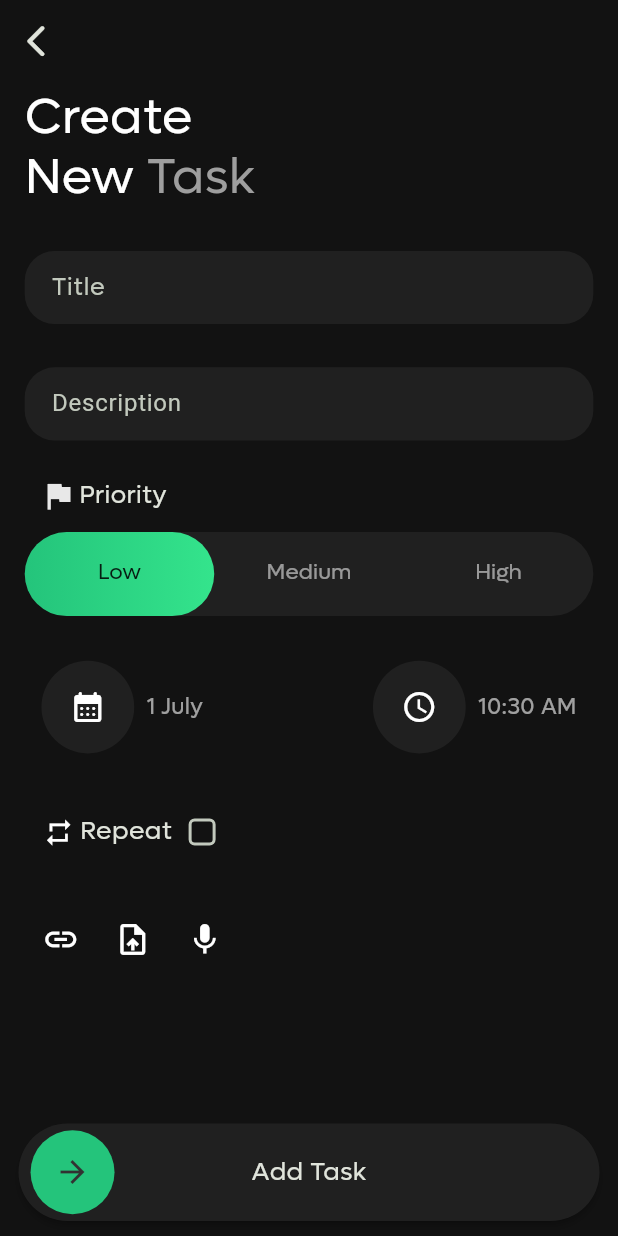
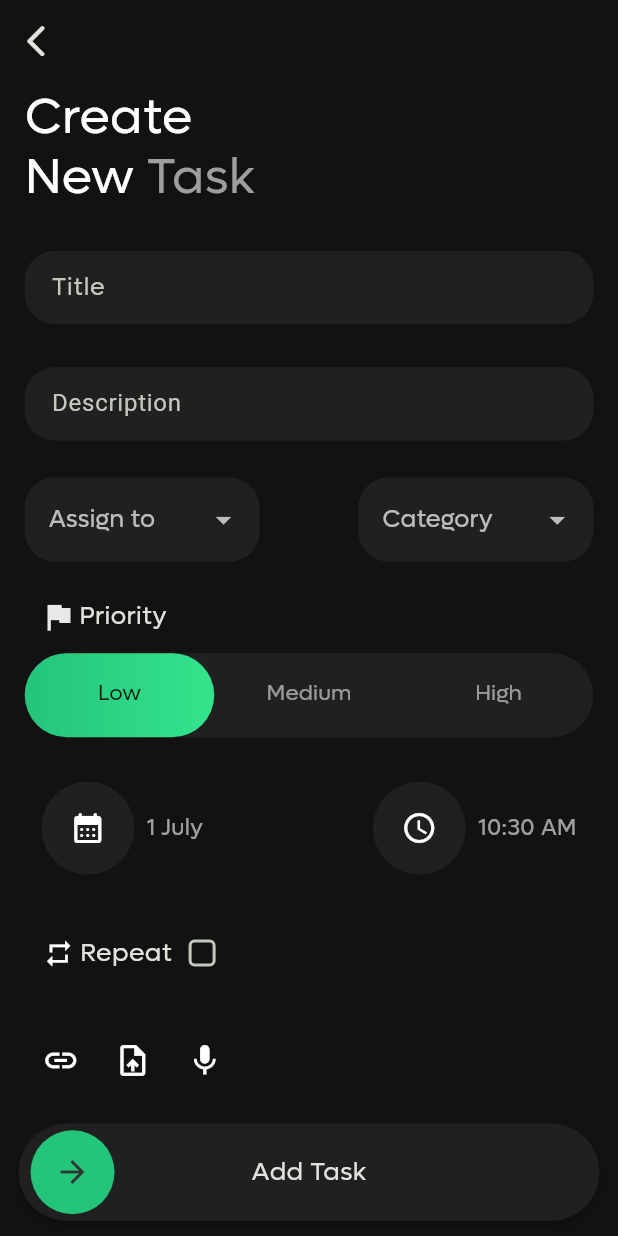
Before and after one commit to ZaynMeledath/turningpoint_tms, a Flutter app: the AssignTaskScreen screen opened directly, on a phone screen of 412 x 824 dp. Run offline on Flutter 3.47's test engine with Material 3 defaults, Android fonts, the phone set to English and light mode, and no system bars; drawn by our look-alikes of slide_to_act; our stand-ins replace gap, get, google_fonts.

Commit message:
assign to drop down structure added

```diff
--- a/lib/view/task_management/assign_task/assign_task_screen.dart
+++ b/lib/view/task_management/assign_task/assign_task_screen.dart
@@ -11,6 +11,7 @@ import 'package:turning_point_tasks_app/utils/widgets/my_app_bar.dart';
 
 part 'segments/title_text_field.dart';
 part 'segments/description_text_field.dart';
+part 'segments/assign_to_and_category_segment.dart';
 part 'segments/priority_tab_bar.dart';
 part 'segments/date_and_time_segment.dart';
 part 'segments/repeat_frequency_section.dart';
@@ -96,6 +97,10 @@ class _AssignTaskScreenState extends State<AssignTaskScreen>
                   tasksController: tasksController,
                 ),
                 Gap(screenHeight * .03),
+                assignToAndCategorySegment(
+                  tasksController: tasksController,
+                ),
+                Gap(screenHeight * .03),
                 priorityTabBar(
                   tabController: tabController,
                   tasksController: tasksController,
--- /dev/null
+++ b/lib/view/task_management/assign_task/segments/assign_to_and_category_segment.dart
@@ -0,0 +1,112 @@
+part of '../assign_task_screen.dart';
+
+Widget assignToAndCategorySegment({
+  required TasksController tasksController,
+}) {
+  return Row(
+    mainAxisAlignment: MainAxisAlignment.spaceBetween,
+    children: [
+//====================Assign To Dropdown====================//
+      SizedBox(
+        width: screenWidth * .38,
+        child: DropdownButtonFormField(
+          elevation: 2,
+          hint: Text(
+            'Assign to',
+            style: TextStyle(
+              fontSize: screenWidth * .039,
+              color: Colors.white70,
+            ),
+          ),
+          value: tasksController.taskRepeatFrequency.value,
+          borderRadius: BorderRadius.circular(20),
+          decoration: InputDecoration(
+            filled: true,
+            fillColor: Colors.grey.withOpacity(.1),
+            border: OutlineInputBorder(
+              borderRadius: BorderRadius.circular(20),
+            ),
+            enabledBorder: OutlineInputBorder(
+              borderRadius: BorderRadius.circular(20),
+              borderSide: const BorderSide(
+                color: Colors.transparent,
+              ),
+            ),
+            focusedBorder: OutlineInputBorder(
+              borderRadius: BorderRadius.circular(20),
+              borderSide: const BorderSide(
+                color: Colors.transparent,
+              ),
+            ),
+          ),
+          items: const [
+            DropdownMenuItem(
+              value: RepeatFrequency.daily,
+              child: Text('Daily'),
+            ),
+            DropdownMenuItem(
+              value: RepeatFrequency.weekly,
+              child: Text('Weekly'),
+            ),
+            DropdownMenuItem(
+              value: RepeatFrequency.monthly,
+              child: Text('Monthly'),
+            ),
+          ],
+          onChanged: tasksController.repeatFrequencyOnChanged,
+        ),
+      ),
+
+//====================Task Category Dropdown====================//
+      SizedBox(
+        width: screenWidth * .38,
+        child: DropdownButtonFormField(
+          elevation: 2,
+          hint: Text(
+            'Category',
+            style: TextStyle(
+              fontSize: screenWidth * .039,
+              color: Colors.white70,
+            ),
+          ),
+          value: tasksController.taskRepeatFrequency.value,
+          borderRadius: BorderRadius.circular(20),
+          decoration: InputDecoration(
+            filled: true,
+            fillColor: Colors.grey.withOpacity(.1),
+            border: OutlineInputBorder(
+              borderRadius: BorderRadius.circular(20),
+            ),
+            enabledBorder: OutlineInputBorder(
+              borderRadius: BorderRadius.circular(20),
+              borderSide: const BorderSide(
+                color: Colors.transparent,
+              ),
+            ),
+            focusedBorder: OutlineInputBorder(
+              borderRadius: BorderRadius.circular(20),
+              borderSide: const BorderSide(
+                color: Colors.transparent,
+              ),
+            ),
+          ),
+          items: const [
+            DropdownMenuItem(
+              value: RepeatFrequency.daily,
+              child: Text('Daily'),
+            ),
+            DropdownMenuItem(
+              value: RepeatFrequency.weekly,
+              child: Text('Weekly'),
+            ),
+            DropdownMenuItem(
+              value: RepeatFrequency.monthly,
+              child: Text('Monthly'),
+            ),
+          ],
+          onChanged: tasksController.repeatFrequencyOnChanged,
+        ),
+      ),
+    ],
+  );
+}
--- a/lib/view/task_management/assign_task/segments/repeat_frequency_section.dart
+++ b/lib/view/task_management/assign_task/segments/repeat_frequency_section.dart
@@ -45,9 +45,10 @@ Widget repeatFrequencySection({required TasksController tasksController}) {
                             width: screenWidth * .36,
                             child: DropdownButtonFormField(
                               elevation: 2,
-                              hint: const Text(
+                              hint: Text(
                                 'Frequency',
                                 style: TextStyle(
+                                  fontSize: screenWidth * .039,
                                   color: Colors.white70,
                                 ),
                               ),
```
